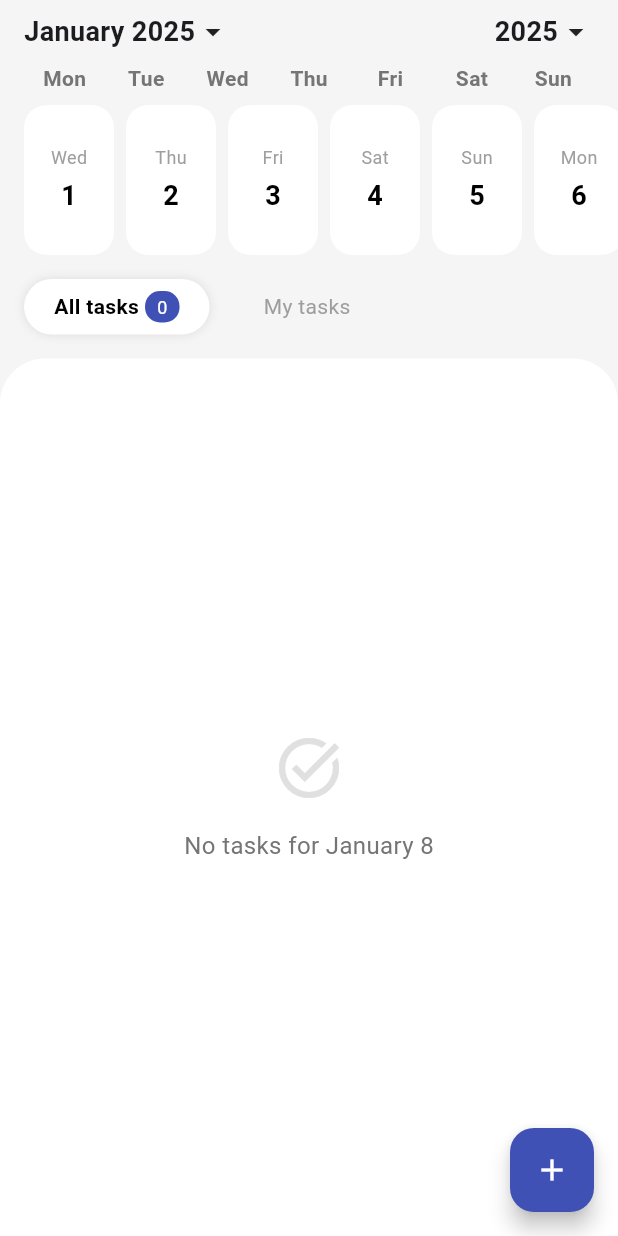
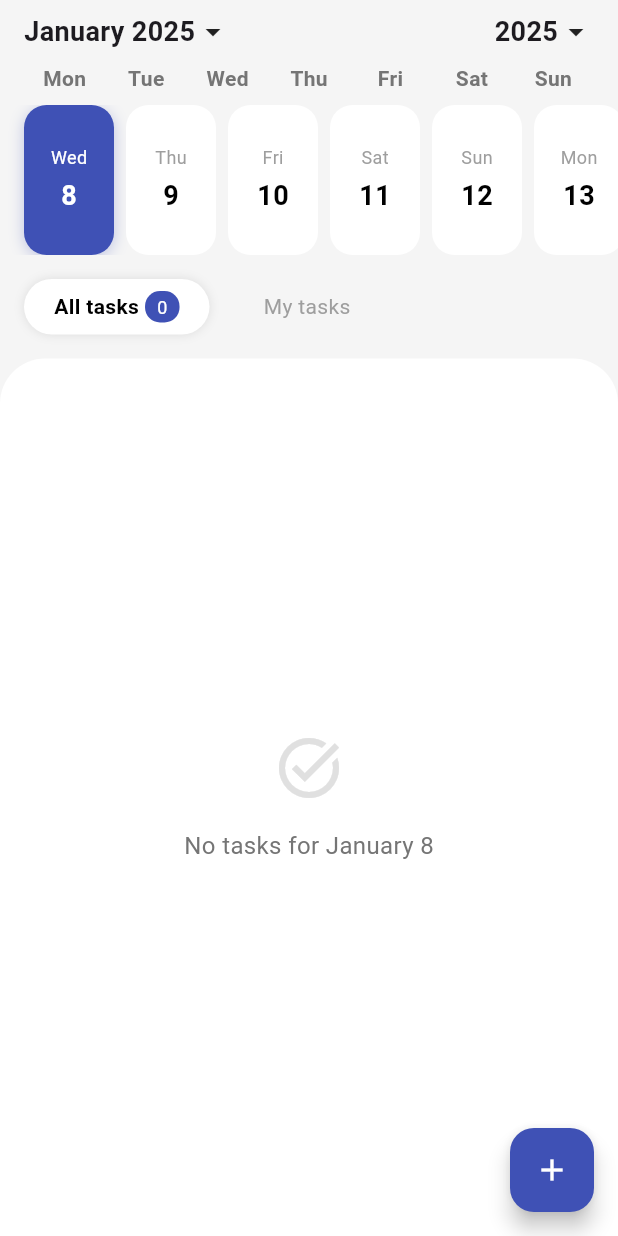
Before and after one commit to sofia883/todo_repo, a Flutter app: the screen it shows after launch, on a phone screen of 412 x 824 dp. Run offline on Flutter 3.47's test engine with Material 3 defaults, Android fonts, the phone set to English and light mode, and no system bars; our stand-ins replace shared_preferences.

Commit message:
improved calender grid fucntonality to start date from currenct date

```diff
--- a/lib/home.dart
+++ b/lib/home.dart
@@ -30,6 +30,209 @@ class _TodoListState extends State<TodoList> {
     displayedMonth = DateTime.now();
     currentCategory = widget.todoListData?.category ?? 'Personal';
     currentCategoryColor = widget.todoListData?.categoryColor ?? Colors.indigo;
+
+    // No need for scrollToToday since dates are now ordered correctly
+  }
+
+  void _scrollToToday() {
+    final today = DateTime.now().day;
+    final itemWidth = 68.0; // 60 width + 8 margin
+    _calendarScrollController.animateTo(
+      (today - 1) * itemWidth,
+      duration: Duration(milliseconds: 300),
+      curve: Curves.easeInOut,
+    );
+  }
+
+  bool _hasTasksOnDate(DateTime date) {
+    return todos.any((todo) {
+      final todoDate = todo.dueDate; // Changed from createdAt to dueDate
+      return todoDate.year == date.year &&
+          todoDate.month == date.month &&
+          todoDate.day == date.day;
+    });
+  }
+
+  List<TodoItem> _getTasksForSelectedDate() {
+    return todos.where((todo) {
+      final todoDate = todo.dueDate; // Changed from createdAt to dueDate
+      return todoDate.year == selectedDate.year &&
+          todoDate.month == selectedDate.month &&
+          todoDate.day == selectedDate.day;
+    }).toList();
+  }
+
+  Widget _buildCalendar() {
+    final today = DateTime.now();
+    final daysInMonth = _getDaysInMonth(displayedMonth);
+    final daysInNextMonth = _getDaysInMonth(
+        DateTime(displayedMonth.year, displayedMonth.month + 1));
+
+    // Create a list of dates
+    List<DateTime> orderedDates = [];
+
+    // Handle current month
+    if (displayedMonth.year == today.year &&
+        displayedMonth.month == today.month) {
+      // Only add dates from today onwards
+      for (int i = today.day; i <= daysInMonth; i++) {
+        orderedDates
+            .add(DateTime(displayedMonth.year, displayedMonth.month, i));
+      }
+
+      // Add dates from next month
+      final nextMonth = DateTime(displayedMonth.year, displayedMonth.month + 1);
+      for (int i = 1; i <= daysInNextMonth; i++) {
+        orderedDates.add(DateTime(nextMonth.year, nextMonth.month, i));
+      }
+    }
+    // Handle future months
+    else if (displayedMonth.isAfter(DateTime(today.year, today.month))) {
+      // Show all dates for future months
+      for (int i = 1; i <= daysInMonth; i++) {
+        orderedDates
+            .add(DateTime(displayedMonth.year, displayedMonth.month, i));
+      }
+    }
+    // Handle past months - don't show any dates
+    else {
+      // Don't add any dates for past months
+      return Center(
+        child: Padding(
+          padding: EdgeInsets.all(20),
+          child: Text(
+            'Past dates are not available',
+            style: TextStyle(
+              color: Colors.grey[600],
+              fontSize: 16,
+            ),
+          ),
+        ),
+      );
+    }
+
+    return Column(
+      children: [
+        // Weekday headers
+        Padding(
+          padding: EdgeInsets.symmetric(horizontal: 16),
+          child: Row(
+            mainAxisAlignment: MainAxisAlignment.spaceEvenly,
+            children: ['Mon', 'Tue', 'Wed', 'Thu', 'Fri', 'Sat', 'Sun']
+                .map((day) => Expanded(
+                      child: Center(
+                        child: Text(
+                          day,
+                          style: TextStyle(
+                            color: Colors.grey[600],
+                            fontWeight: FontWeight.bold,
+                          ),
+                        ),
+                      ),
+                    ))
+                .toList(),
+          ),
+        ),
+        SizedBox(height: 8),
+        // Calendar days
+        Container(
+          height: 100,
+          child: ListView.builder(
+            controller: _calendarScrollController,
+            scrollDirection: Axis.horizontal,
+            itemCount: orderedDates.length,
+            padding: EdgeInsets.symmetric(horizontal: 16),
+            itemBuilder: (context, index) {
+              final date = orderedDates[index];
+              final isSelected = selectedDate.year == date.year &&
+                  selectedDate.month == date.month &&
+                  selectedDate.day == date.day;
+              final isToday = date.year == today.year &&
+                  date.month == today.month &&
+                  date.day == today.day;
+              final isNextMonth = date.month != displayedMonth.month;
+
+              return GestureDetector(
+                onTap: () => setState(() => selectedDate = date),
+                child: Container(
+                  width: 60,
+                  margin: EdgeInsets.only(right: 8),
+                  decoration: BoxDecoration(
+                    color: isSelected
+                        ? currentCategoryColor
+                        : isToday
+                            ? currentCategoryColor.withOpacity(0.1)
+                            : isNextMonth
+                                ? Colors.grey[100]
+                                : Colors.white,
+                    borderRadius: BorderRadius.circular(15),
+                    boxShadow: [
+                      if (isSelected || isToday)
+                        BoxShadow(
+                          color: currentCategoryColor.withOpacity(0.3),
+                          blurRadius: 8,
+                          offset: Offset(0, 2),
+                        ),
+                    ],
+                  ),
+                  child: Column(
+                    mainAxisAlignment: MainAxisAlignment.center,
+                    children: [
+                      Text(
+                        [
+                          'Mon',
+                          'Tue',
+                          'Wed',
+                          'Thu',
+                          'Fri',
+                          'Sat',
+                          'Sun'
+                        ][date.weekday - 1],
+                        style: TextStyle(
+                          color: isSelected
+                              ? Colors.white
+                              : isNextMonth
+                                  ? Colors.grey[400]
+                                  : Colors.grey,
+                          fontSize: 12,
+                        ),
+                      ),
+                      SizedBox(height: 4),
+                      Text(
+                        '${date.day}',
+                        style: TextStyle(
+                          color: isSelected
+                              ? Colors.white
+                              : isToday
+                                  ? currentCategoryColor
+                                  : isNextMonth
+                                      ? Colors.grey[400]
+                                      : Colors.black,
+                          fontSize: 18,
+                          fontWeight: FontWeight.bold,
+                        ),
+                      ),
+                      if (_hasTasksOnDate(date))
+                        Container(
+                          margin: EdgeInsets.only(top: 4),
+                          width: 6,
+                          height: 6,
+                          decoration: BoxDecoration(
+                            shape: BoxShape.circle,
+                            color: isSelected
+                                ? Colors.white
+                                : currentCategoryColor,
+                          ),
+                        ),
+                    ],
+                  ),
+                ),
+              );
+            },
+          ),
+        ),
+      ],
+    );
   }
 
   @override
@@ -111,7 +314,9 @@ class _TodoListState extends State<TodoList> {
         ],
       ),
     );
-  }void _showAddTaskDialog() {
+  }
+
+  void _showAddTaskDialog() {
     final TextEditingController titleController = TextEditingController();
     final TextEditingController descriptionController = TextEditingController();
     DateTime selectedDueDate = DateTime.now();
@@ -122,7 +327,8 @@ class _TodoListState extends State<TodoList> {
       context: context,
       builder: (context) => StatefulBuilder(
         builder: (context, setState) => Dialog(
-        shape: RoundedRectangleBorder(borderRadius: BorderRadius.circular(20)),
+          shape:
+              RoundedRectangleBorder(borderRadius: BorderRadius.circular(20)),
           child: SingleChildScrollView(
             child: Padding(
               padding: EdgeInsets.all(16),
@@ -212,7 +418,8 @@ class _TodoListState extends State<TodoList> {
                               selectedDateType == 'tomorrow',
                               () => setState(() {
                                 selectedDateType = 'tomorrow';
-                              selectedDueDate = DateTime.now().add(Duration(days: 1));
+                                selectedDueDate =
+                                    DateTime.now().add(Duration(days: 1));
                               }),
                             ),
                             _buildDateOption(
@@ -241,7 +448,8 @@ class _TodoListState extends State<TodoList> {
                           padding: EdgeInsets.all(8),
                           child: Row(
                             children: [
-                            Icon(Icons.calendar_today, size: 20, color: currentCategoryColor),
+                              Icon(Icons.calendar_today,
+                                  size: 20, color: currentCategoryColor),
                               SizedBox(width: 8),
                               Text(
                                 '${selectedDueDate.day}/${selectedDueDate.month}/${selectedDueDate.year}',
@@ -287,7 +495,8 @@ class _TodoListState extends State<TodoList> {
                           trailing: selectedDueTime != null
                               ? IconButton(
                                   icon: Icon(Icons.clear),
-                                onPressed: () => setState(() => selectedDueTime = null),
+                                  onPressed: () =>
+                                      setState(() => selectedDueTime = null),
                                 )
                               : null,
                           onTap: () async {
@@ -463,147 +672,8 @@ Widget _buildDateOption(String text, bool isSelected, VoidCallback onTap) {
     return monthNames[month - 1];
   }
 
-  Widget _buildCalendar() {
-    return Column(
-      children: [
-        // Weekday headers
-        Padding(
-          padding: EdgeInsets.symmetric(horizontal: 16),
-          child: Row(
-            mainAxisAlignment: MainAxisAlignment.spaceEvenly,
-            children: ['Mon', 'Tue', 'Wed', 'Thu', 'Fri', 'Sat', 'Sun']
-                .map((day) => Expanded(
-                      child: Center(
-                        child: Text(
-                          day,
-                          style: TextStyle(
-                            color: Colors.grey[600],
-                            fontWeight: FontWeight.bold,
-                          ),
-                        ),
-                      ),
-                    ))
-                .toList(),
-          ),
-        ),
-        SizedBox(height: 8),
-        // Calendar days
-        Container(
-          height: 100,
-          child: ListView.builder(
-            controller: _calendarScrollController,
-            scrollDirection: Axis.horizontal,
-            itemCount: _getDaysInMonth(displayedMonth),
-            padding: EdgeInsets.symmetric(horizontal: 16),
-            itemBuilder: (context, index) {
-              final date = DateTime(
-                displayedMonth.year,
-                displayedMonth.month,
-                index + 1,
-              );
-              final isSelected = selectedDate.year == date.year &&
-                  selectedDate.month == date.month &&
-                  selectedDate.day == date.day;
-              final isToday = date.year == DateTime.now().year &&
-                  date.month == DateTime.now().month &&
-                  date.day == DateTime.now().day;
-
-              return GestureDetector(
-                onTap: () => setState(() => selectedDate = date),
-                child: Container(
-                  width: 60,
-                  margin: EdgeInsets.only(right: 8),
-                  decoration: BoxDecoration(
-                    color: isSelected
-                        ? currentCategoryColor
-                        : isToday
-                            ? currentCategoryColor.withOpacity(0.1)
-                            : Colors.white,
-                    borderRadius: BorderRadius.circular(15),
-                    boxShadow: [
-                      if (isSelected)
-                        BoxShadow(
-                          color: currentCategoryColor.withOpacity(0.3),
-                          blurRadius: 8,
-                          offset: Offset(0, 2),
-                        ),
-                    ],
-                  ),
-                  child: Column(
-                    mainAxisAlignment: MainAxisAlignment.center,
-                    children: [
-                      Text(
-                        [
-                          'Mon',
-                          'Tue',
-                          'Wed',
-                          'Thu',
-                          'Fri',
-                          'Sat',
-                          'Sun'
-                        ][date.weekday - 1],
-                        style: TextStyle(
-                          color: isSelected ? Colors.white : Colors.grey,
-                          fontSize: 12,
-                        ),
-                      ),
-                      SizedBox(height: 4),
-                      Text(
-                        '${date.day}',
-                        style: TextStyle(
-                          color: isSelected
-                              ? Colors.white
-                              : isToday
-                                  ? currentCategoryColor
-                                  : Colors.black,
-                          fontSize: 18,
-                          fontWeight: FontWeight.bold,
-                        ),
-                      ),
-                      // Add dot indicator for tasks
-                      if (_hasTasksOnDate(date))
-                        Container(
-                          margin: EdgeInsets.only(top: 4),
-                          width: 6,
-                          height: 6,
-                          decoration: BoxDecoration(
-                            shape: BoxShape.circle,
-                            color: isSelected
-                                ? Colors.white
-                                : currentCategoryColor,
-                          ),
-                        ),
-                    ],
-                  ),
-                ),
-              );
-            },
-          ),
-        ),
-      ],
-    );
-  }
-
   int _getDaysInMonth(DateTime date) {
     return DateTime(date.year, date.month + 1, 0).day;
-  }
-
-  bool _hasTasksOnDate(DateTime date) {
-    return todos.any((todo) {
-      final todoDate = todo.createdAt;
-      return todoDate.year == date.year &&
-          todoDate.month == date.month &&
-          todoDate.day == date.day;
-    });
-  }
-
-  List<TodoItem> _getTasksForSelectedDate() {
-    return todos.where((todo) {
-      final todoDate = todo.createdAt;
-      return todoDate.year == selectedDate.year &&
-          todoDate.month == selectedDate.month &&
-          todoDate.day == selectedDate.day;
-    }).toList();
   }
 
   // ... (rest of the existing code remains the same)
```
Lines whose indentation alone changed are shown as unchanged.
